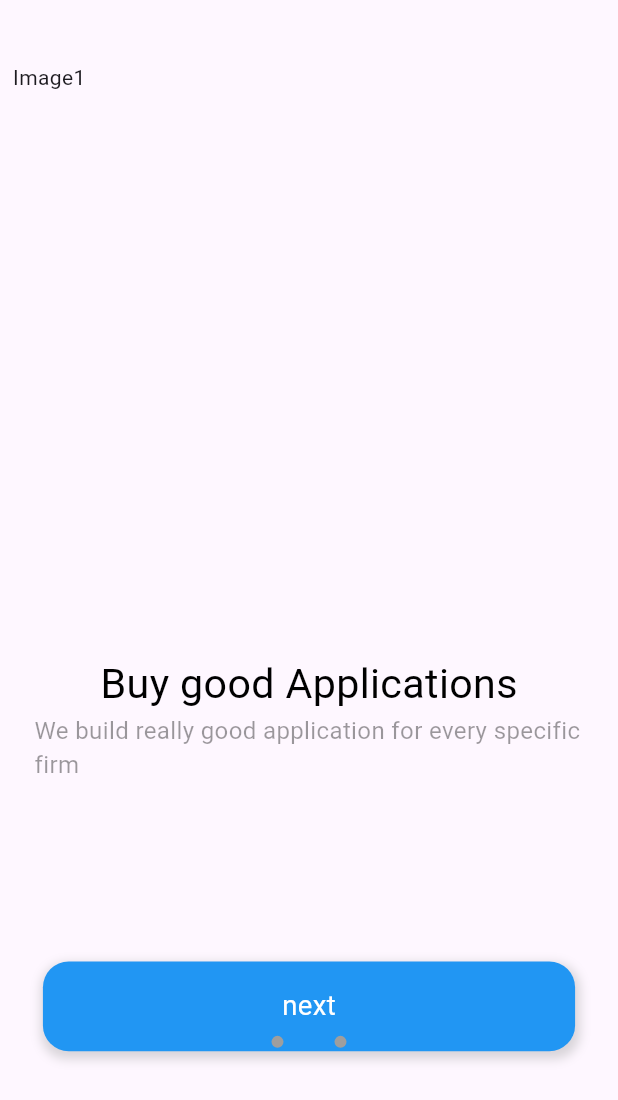
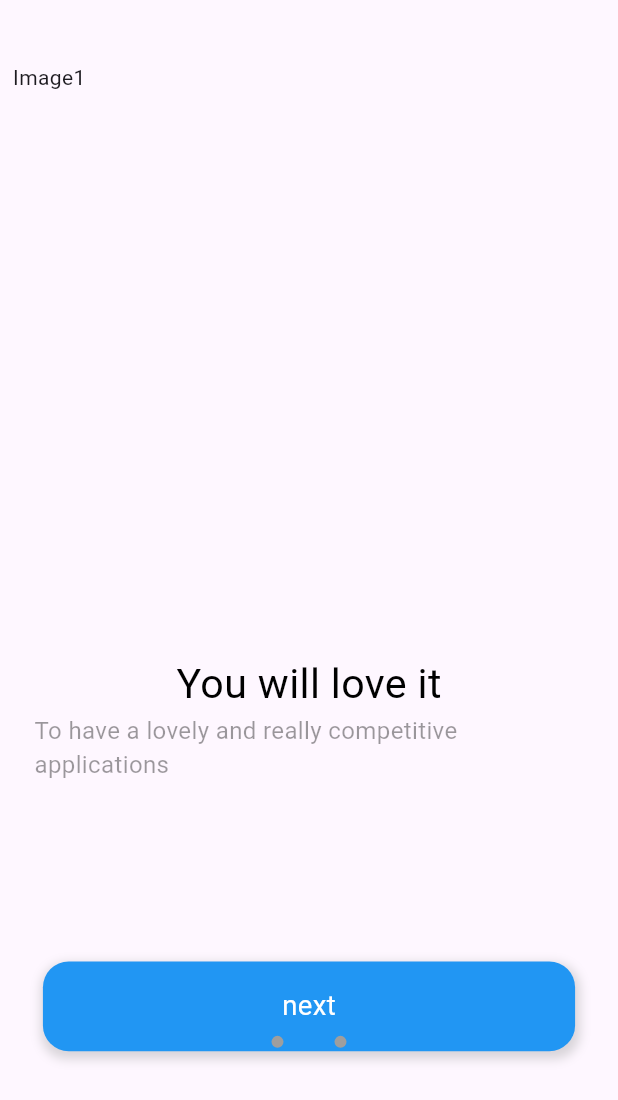
Before and after one commit to gokhankar/bloc_shop_app, a Flutter app: the screen it shows after launch, swiped to page 2, on a phone screen of 412 x 824 dp. Shown: the top 1100 px of the screen. Run offline on Flutter 3.47's test engine with Material 3 defaults, Android fonts, the phone set to English and light mode, and no system bars; drawn by our look-alikes of dots_indicator; our stand-ins replace flutter_bloc, flutter_screenutil.

Commit message:
second commit

```diff
--- a/lib/pages/welcome/welcome.dart
+++ b/lib/pages/welcome/welcome.dart
@@ -36,7 +36,6 @@ class _WelcomeState extends State<Welcome> {
                       //debugPrint(state.pageIndex.toString());
                     },
                     children: [
-                      Container(),
                       _tabComponent(
                         0,
                         "Buy good Applications",
```
